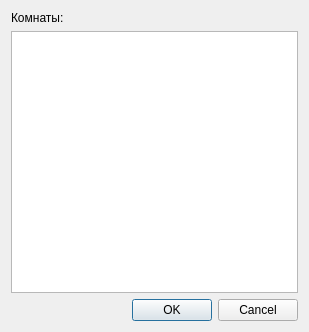
The window that desktop/gui/roomslistdialog.ui (LuxoftLab/ShareClipboard) describes before a commit, drawn with Qt 5.
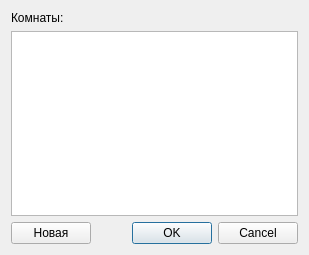
The same window after the commit.

```diff
--- a/desktop/gui/roomslistdialog.ui
+++ b/desktop/gui/roomslistdialog.ui
@@ -7,13 +7,13 @@
     <x>0</x>
     <y>0</y>
     <width>309</width>
-    <height>332</height>
+    <height>255</height>
    </rect>
   </property>
   <property name="windowTitle">
    <string>Rooms</string>
   </property>
-  <layout class="QHBoxLayout" name="horizontalLayout">
+  <layout class="QVBoxLayout" name="verticalLayout_2">
    <item>
     <layout class="QVBoxLayout" name="verticalLayout">
      <item>
@@ -27,6 +27,28 @@
       <widget class="QListWidget" name="listWidget"/>
      </item>
      <item>
+      <layout class="QHBoxLayout" name="horizontalLayout">
+       <item>
+        <widget class="QPushButton" name="pushButton">
+         <property name="text">
+          <string>Новая</string>
+         </property>
+        </widget>
+       </item>
+       <item>
+        <spacer name="horizontalSpacer">
+         <property name="orientation">
+          <enum>Qt::Horizontal</enum>
+         </property>
+         <property name="sizeHint" stdset="0">
+          <size>
+           <width>40</width>
+           <height>20</height>
+          </size>
+         </property>
+        </spacer>
+       </item>
+       <item>
       <widget class="QDialogButtonBox" name="buttonBox">
        <property name="orientation">
         <enum>Qt::Horizontal</enum>
@@ -35,6 +57,8 @@
         <set>QDialogButtonBox::Cancel|QDialogButtonBox::Ok</set>
        </property>
       </widget>
+       </item>
+      </layout>
      </item>
     </layout>
    </item>
```
Lines whose indentation alone changed are shown as unchanged.
